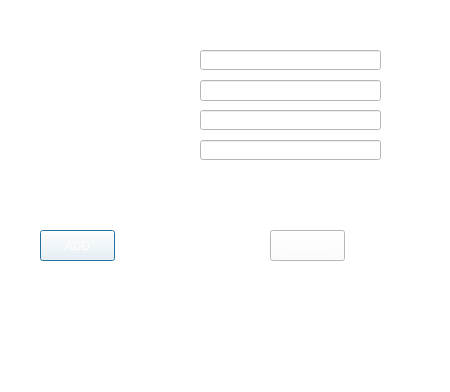
Qt form gerelentre.ui (Abdelwahid-amdjar/GestionStockMagasin) before a commit.
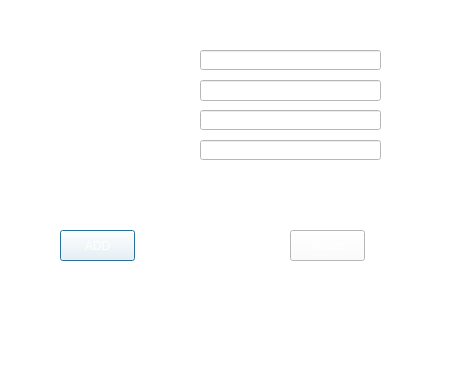
The same form after that commit. Icons and pictures are not drawn.

What changed in the file:
```diff
--- a/gerelentre.ui
+++ b/gerelentre.ui
@@ -83,7 +83,7 @@
   <widget class="QPushButton" name="btnAdd">
    <property name="geometry">
     <rect>
-     <x>40</x>
+     <x>60</x>
      <y>230</y>
      <width>75</width>
      <height>31</height>
@@ -152,12 +152,15 @@
   <widget class="QLabel" name="lblInfo">
    <property name="geometry">
     <rect>
-     <x>90</x>
+     <x>70</x>
      <y>190</y>
-     <width>241</width>
+     <width>281</width>
      <height>20</height>
     </rect>
    </property>
+   <property name="styleSheet">
+    <string notr="true">color: rgb(255, 0, 0);</string>
+   </property>
    <property name="text">
     <string/>
    </property>
@@ -198,7 +201,7 @@
   <widget class="QPushButton" name="btnReset">
    <property name="geometry">
     <rect>
-     <x>270</x>
+     <x>290</x>
      <y>230</y>
      <width>75</width>
      <height>31</height>
```
Left out of the diff: 13 changed lines with no effect on the pictures.
